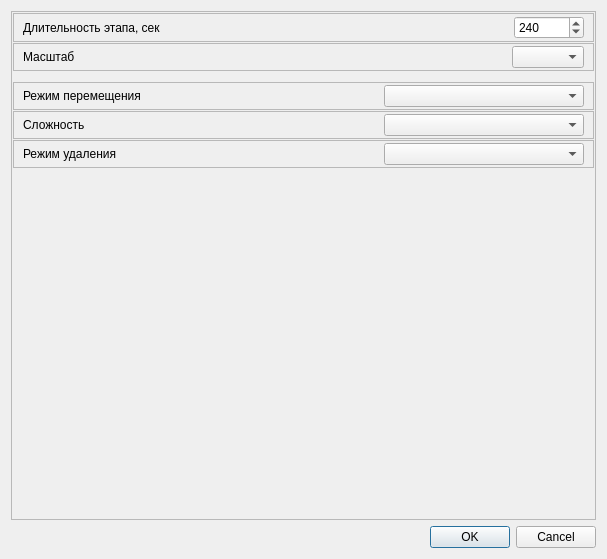
This is metodics/tetris/trentetrisparamsdialog.ui in grigp/a-analyser as Qt 5 draws it before an edit. The edited form follows.
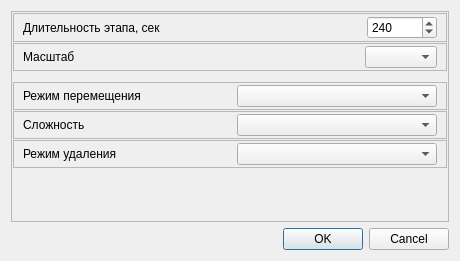
This is the edited form.

Patch:
```diff
--- a/metodics/tetris/trentetrisparamsdialog.ui
+++ b/metodics/tetris/trentetrisparamsdialog.ui
@@ -6,8 +6,8 @@
    <rect>
     <x>0</x>
     <y>0</y>
-    <width>607</width>
-    <height>559</height>
+    <width>460</width>
+    <height>261</height>
    </rect>
   </property>
   <property name="windowTitle">
```
